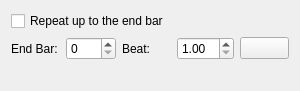
The window that src/GuiLoopingPopup.ui (gejojimenez/PianoBooster) describes before a commit, drawn with Qt 5.
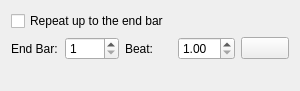
The same window after the commit. Icons and pictures are not drawn.

```diff
--- a/src/GuiLoopingPopup.ui
+++ b/src/GuiLoopingPopup.ui
@@ -41,8 +41,11 @@
      </item>
      <item>
       <widget class="QSpinBox" name="endBarSpin">
+       <property name="minimum">
+        <number>1</number>
+       </property>
        <property name="maximum">
-        <number>999</number>
+        <number>1000</number>
        </property>
       </widget>
      </item>
```
